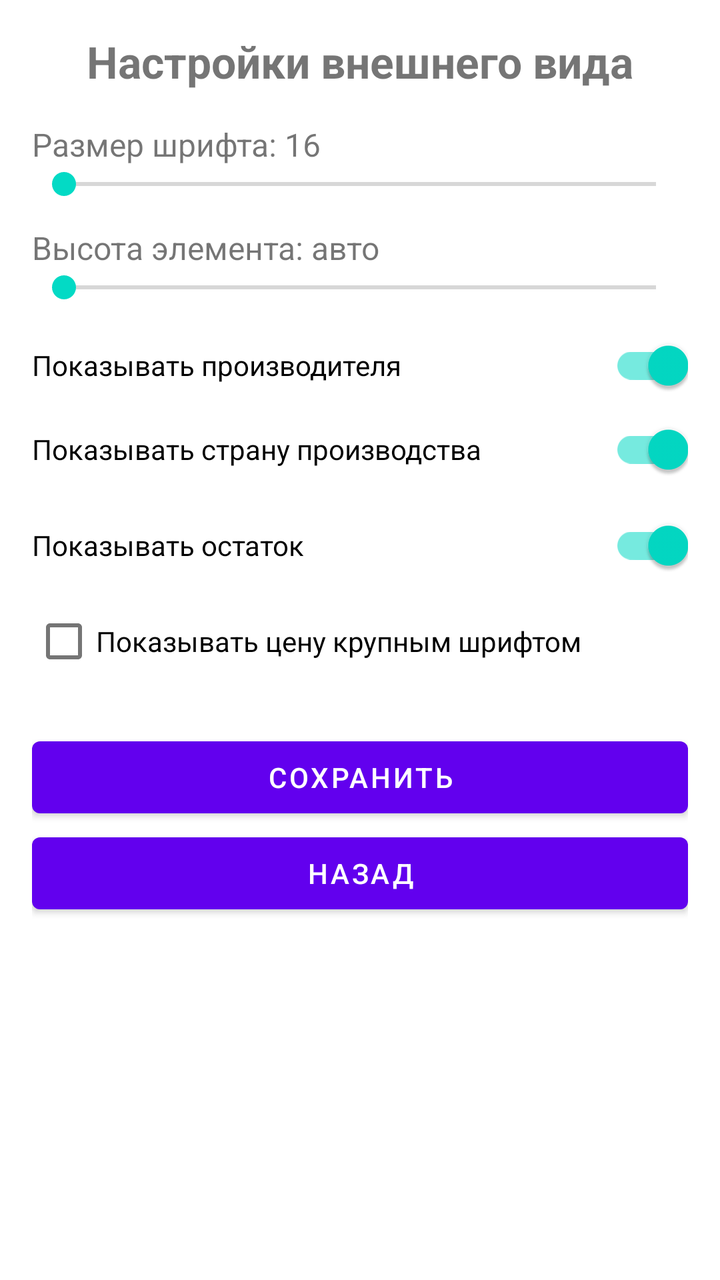
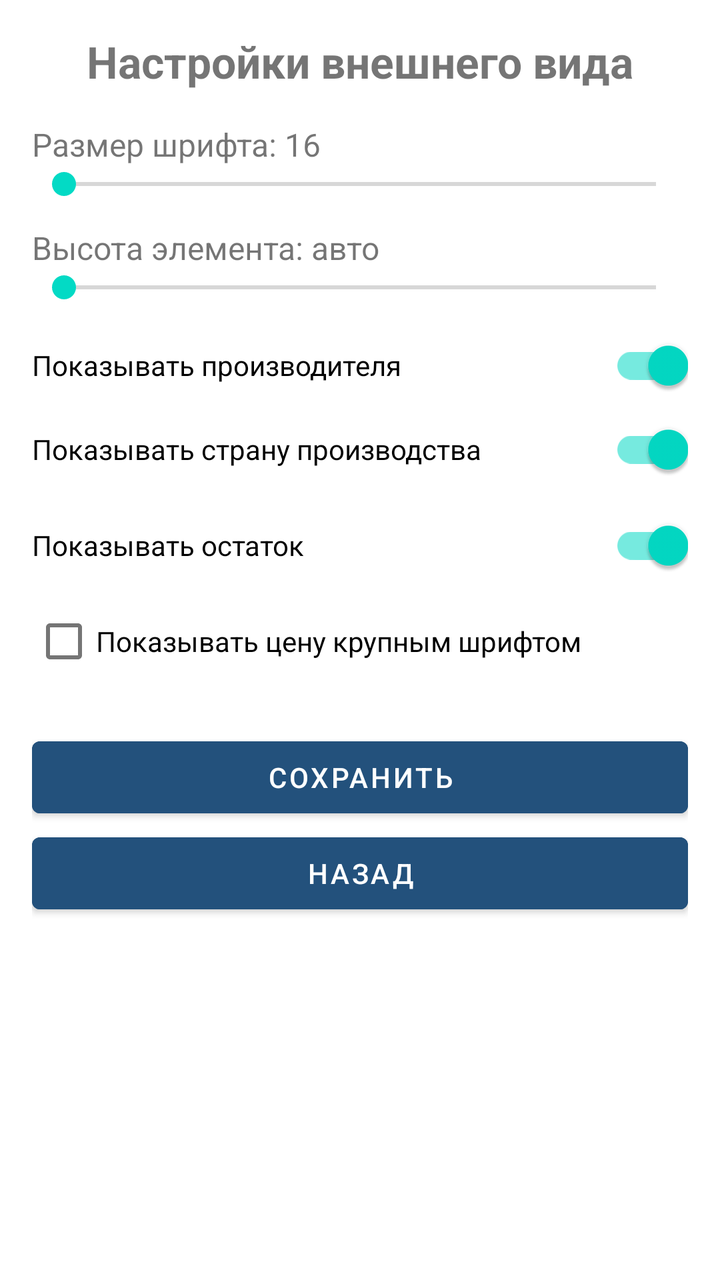

Compare the two renders of this Android layout. The source of the first and the diff that turns it into the second are given below.
<!-- AndroidManifest.xml: application theme Theme.Lab_5 -->
<!-- res/layout/activity_settings.xml -->
<?xml version="1.0" encoding="utf-8"?>
<ScrollView
    xmlns:android="http://schemas.android.com/apk/res/android"
    android:id="@+id/settingsRoot"
    android:layout_width="match_parent"
    android:layout_height="match_parent"
    android:padding="16dp"
    android:fitsSystemWindows="true">

    <LinearLayout
        android:id="@+id/settingsContent"
        android:layout_width="match_parent"
        android:layout_height="wrap_content"
        android:orientation="vertical"
        android:fitsSystemWindows="true">

        <TextView
            android:id="@+id/settingsTitleTextView"
            android:layout_width="match_parent"
            android:layout_height="wrap_content"
            android:text="@string/settings_title"
            android:textSize="22sp"
            android:textStyle="bold"
            android:gravity="center"
            android:paddingBottom="16dp"
            android:fitsSystemWindows="true" />

        <TextView
            android:id="@+id/fontSizeTextView"
            android:layout_width="match_parent"
            android:layout_height="wrap_content"
            android:text="@string/font_size_default"
            android:textSize="16sp"
            android:fitsSystemWindows="true" />

        <SeekBar
            android:id="@+id/fontSizeSeekBar"
            android:layout_width="match_parent"
            android:layout_height="wrap_content"
            android:max="10"
            android:fitsSystemWindows="true" />

        <TextView
            android:id="@+id/itemHeightTextView"
            android:layout_width="match_parent"
            android:layout_height="wrap_content"
            android:text="@string/item_height_auto"
            android:textSize="16sp"
            android:paddingTop="12dp"
            android:fitsSystemWindows="true" />

        <SeekBar
            android:id="@+id/itemHeightSeekBar"
            android:layout_width="match_parent"
            android:layout_height="wrap_content"
            android:max="120"
            android:fitsSystemWindows="true" />

        <com.google.android.material.switchmaterial.SwitchMaterial
            android:id="@+id/showManufacturerSwitch"
            android:layout_width="match_parent"
            android:layout_height="wrap_content"
            android:text="@string/show_manufacturer"
            android:checked="true"
            android:paddingTop="12dp"
            android:fitsSystemWindows="true" />

        <com.google.android.material.switchmaterial.SwitchMaterial
            android:id="@+id/showCountrySwitch"
            android:layout_width="match_parent"
            android:layout_height="wrap_content"
            android:text="@string/show_country"
            android:checked="true"
            android:fitsSystemWindows="true" />

        <com.google.android.material.switchmaterial.SwitchMaterial
            android:id="@+id/showQuantitySwitch"
            android:layout_width="match_parent"
            android:layout_height="wrap_content"
            android:text="@string/show_quantity"
            android:checked="true"
            android:fitsSystemWindows="true" />

        <CheckBox
            android:id="@+id/largePriceCheckBox"
            android:layout_width="match_parent"
            android:layout_height="wrap_content"
            android:text="@string/large_price"
            android:fitsSystemWindows="true" />

        <Button
            android:id="@+id/saveSettingsButton"
            android:layout_width="match_parent"
            android:layout_height="wrap_content"
            android:text="@string/save"
            android:layout_marginTop="20dp"
            android:fitsSystemWindows="true" />

        <Button
            android:id="@+id/backButton"
            android:layout_width="match_parent"
            android:layout_height="wrap_content"
            android:text="@string/back"
            android:fitsSystemWindows="true" />

    </LinearLayout>

</ScrollView>
<!-- resources referenced by this layout -->
<resources>
  <string name="back">Назад</string>
  <string name="font_size_default">Размер шрифта: 16</string>
  <string name="item_height_auto">Высота элемента: авто</string>
  <string name="large_price">Показывать цену крупным шрифтом</string>
  <string name="save">Сохранить</string>
  <string name="settings_title">Настройки внешнего вида</string>
  <string name="show_country">Показывать страну производства</string>
  <string name="show_manufacturer">Показывать производителя</string>
  <string name="show_quantity">Показывать остаток</string>
  <style name="Theme.Lab_5" parent="Theme.MaterialComponents.DayNight.NoActionBar">
          <item name="colorPrimary">@color/purple_500</item>
          <item name="colorPrimaryVariant">@color/purple_700</item>
          <item name="colorOnPrimary">@color/white</item>
  
          <item name="colorSecondary">@color/teal_200</item>
          <item name="colorSecondaryVariant">@color/teal_700</item>
          <item name="colorOnSecondary">@color/black</item>
  
          <item name="android:statusBarColor">@color/purple_700</item>
          <item name="android:navigationBarColor">@android:color/white</item>
          <item name="android:windowLightStatusBar">false</item>
      </style>
  <color name="purple_500">#FF6200EE</color>
  <color name="purple_700">#FF3700B3</color>
  <color name="white">#FFFFFFFF</color>
  <color name="teal_200">#FF03DAC5</color>
  <color name="teal_700">#FF018786</color>
  <color name="black">#FF000000</color>
</resources>

<!-- the commit's change to res/layout/activity_settings.xml (unified diff, before → after) -->
@@ -1,6 +1,6 @@
 <?xml version="1.0" encoding="utf-8"?>
-<ScrollView
-    xmlns:android="http://schemas.android.com/apk/res/android"
+<ScrollView xmlns:android="http://schemas.android.com/apk/res/android"
+    xmlns:app="http://schemas.android.com/apk/res-auto"
     android:id="@+id/settingsRoot"
     android:layout_width="match_parent"
     android:layout_height="match_parent"
@@ -11,8 +11,7 @@
         android:id="@+id/settingsContent"
         android:layout_width="match_parent"
         android:layout_height="wrap_content"
-        android:orientation="vertical"
-        android:fitsSystemWindows="true">
+        android:orientation="vertical">
 
         <TextView
             android:id="@+id/settingsTitleTextView"
@@ -22,23 +21,20 @@
             android:textSize="22sp"
             android:textStyle="bold"
             android:gravity="center"
-            android:paddingBottom="16dp"
-            android:fitsSystemWindows="true" />
+            android:paddingBottom="16dp" />
 
         <TextView
             android:id="@+id/fontSizeTextView"
             android:layout_width="match_parent"
             android:layout_height="wrap_content"
             android:text="@string/font_size_default"
-            android:textSize="16sp"
-            android:fitsSystemWindows="true" />
+            android:textSize="16sp" />
 
         <SeekBar
             android:id="@+id/fontSizeSeekBar"
             android:layout_width="match_parent"
             android:layout_height="wrap_content"
-            android:max="10"
-            android:fitsSystemWindows="true" />
+            android:max="10" />
 
         <TextView
             android:id="@+id/itemHeightTextView"
@@ -46,15 +42,13 @@
             android:layout_height="wrap_content"
             android:text="@string/item_height_auto"
             android:textSize="16sp"
-            android:paddingTop="12dp"
-            android:fitsSystemWindows="true" />
+            android:paddingTop="12dp" />
 
         <SeekBar
             android:id="@+id/itemHeightSeekBar"
             android:layout_width="match_parent"
             android:layout_height="wrap_content"
-            android:max="120"
-            android:fitsSystemWindows="true" />
+            android:max="120" />
 
         <com.google.android.material.switchmaterial.SwitchMaterial
             android:id="@+id/showManufacturerSwitch"
@@ -62,31 +56,27 @@
             android:layout_height="wrap_content"
             android:text="@string/show_manufacturer"
             android:checked="true"
-            android:paddingTop="12dp"
-            android:fitsSystemWindows="true" />
+            android:paddingTop="12dp" />
 
         <com.google.android.material.switchmaterial.SwitchMaterial
             android:id="@+id/showCountrySwitch"
             android:layout_width="match_parent"
             android:layout_height="wrap_content"
             android:text="@string/show_country"
-            android:checked="true"
-            android:fitsSystemWindows="true" />
+            android:checked="true" />
 
         <com.google.android.material.switchmaterial.SwitchMaterial
             android:id="@+id/showQuantitySwitch"
             android:layout_width="match_parent"
             android:layout_height="wrap_content"
             android:text="@string/show_quantity"
-            android:checked="true"
-            android:fitsSystemWindows="true" />
+            android:checked="true" />
 
         <CheckBox
             android:id="@+id/largePriceCheckBox"
             android:layout_width="match_parent"
             android:layout_height="wrap_content"
-            android:text="@string/large_price"
-            android:fitsSystemWindows="true" />
+            android:text="@string/large_price" />
 
         <Button
             android:id="@+id/saveSettingsButton"
@@ -94,14 +84,16 @@
             android:layout_height="wrap_content"
             android:text="@string/save"
             android:layout_marginTop="20dp"
-            android:fitsSystemWindows="true" />
+            android:backgroundTint="#23517C"
+            android:textColor="#FFFFFF" />
 
         <Button
             android:id="@+id/backButton"
             android:layout_width="match_parent"
             android:layout_height="wrap_content"
             android:text="@string/back"
-            android:fitsSystemWindows="true" />
+            android:backgroundTint="#23517C"
+            android:textColor="#FFFFFF" />
 
     </LinearLayout>
 
